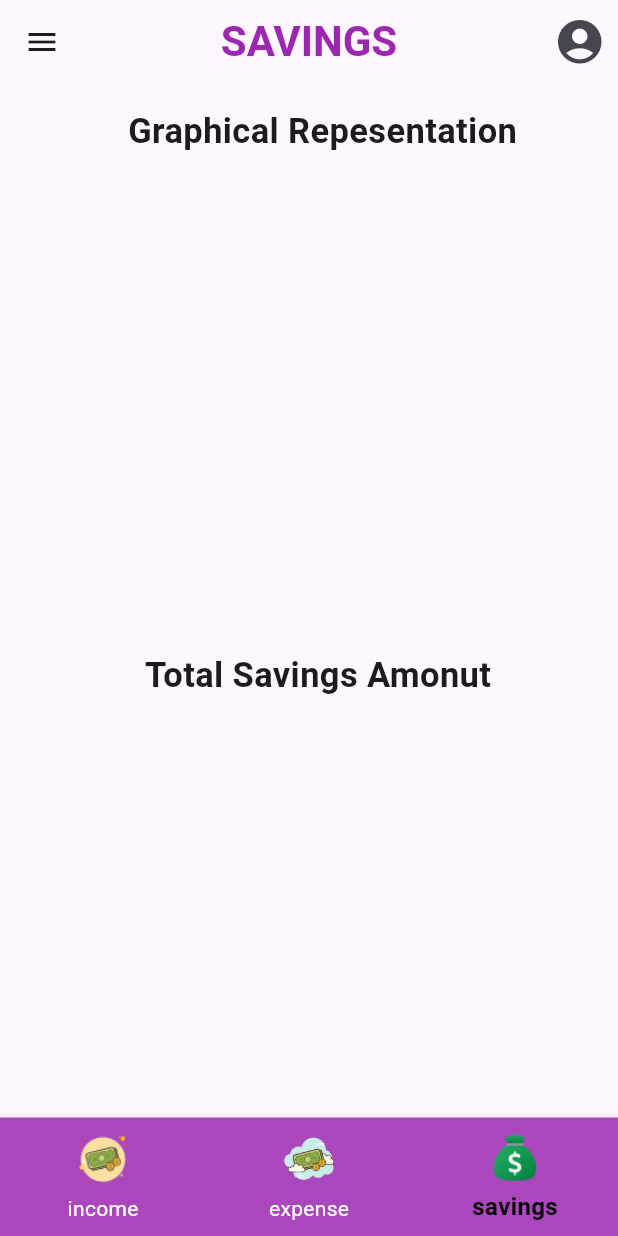
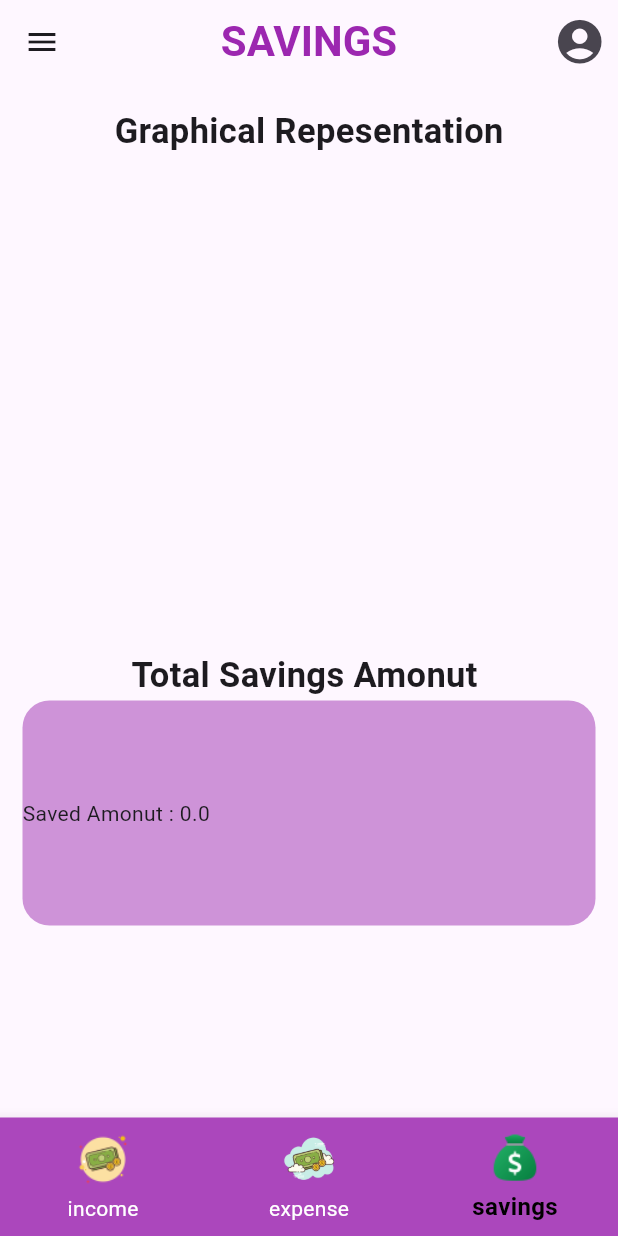
Before and after one commit to sohasara/Finace-App, a Flutter app: the screen it shows after launch, item 3 of the bottom bar chosen, on a phone screen of 412 x 824 dp. Run offline on Flutter 3.47's test engine with Material 3 defaults, Android fonts, the phone set to English and light mode, and no system bars; drawn by our look-alikes of fl_chart; our stand-ins replace flutter_riverpod, flutter_slidable, hive_flutter; accounts and stored records are empty.

Commit message:
add saved amount

```diff
--- a/lib/ui/graphs/add_graph.dart
+++ b/lib/ui/graphs/add_graph.dart
@@ -23,7 +23,7 @@ class AddGraph extends ConsumerWidget {
     return Padding(
       padding: const EdgeInsets.all(15.0),
       child: SingleChildScrollView(
-        scrollDirection: Axis.horizontal,
+        scrollDirection: Axis.vertical,
         child: Column(
           children: [
             const Text(
@@ -89,7 +89,24 @@ class AddGraph extends ConsumerWidget {
                 fontWeight: FontWeight.bold,
               ),
             ),
-            Container(),
+            Container(
+              height: 150,
+              width: 400,
+              decoration: BoxDecoration(
+                color: Colors.purple[200],
+                borderRadius: BorderRadius.circular(18),
+              ),
+              child: Row(
+                children: [
+                  const Text(
+                    'Saved Amonut : ',
+                  ),
+                  Text(
+                    saving.toString(),
+                  ),
+                ],
+              ),
+            ),
           ],
         ),
       ),
```
